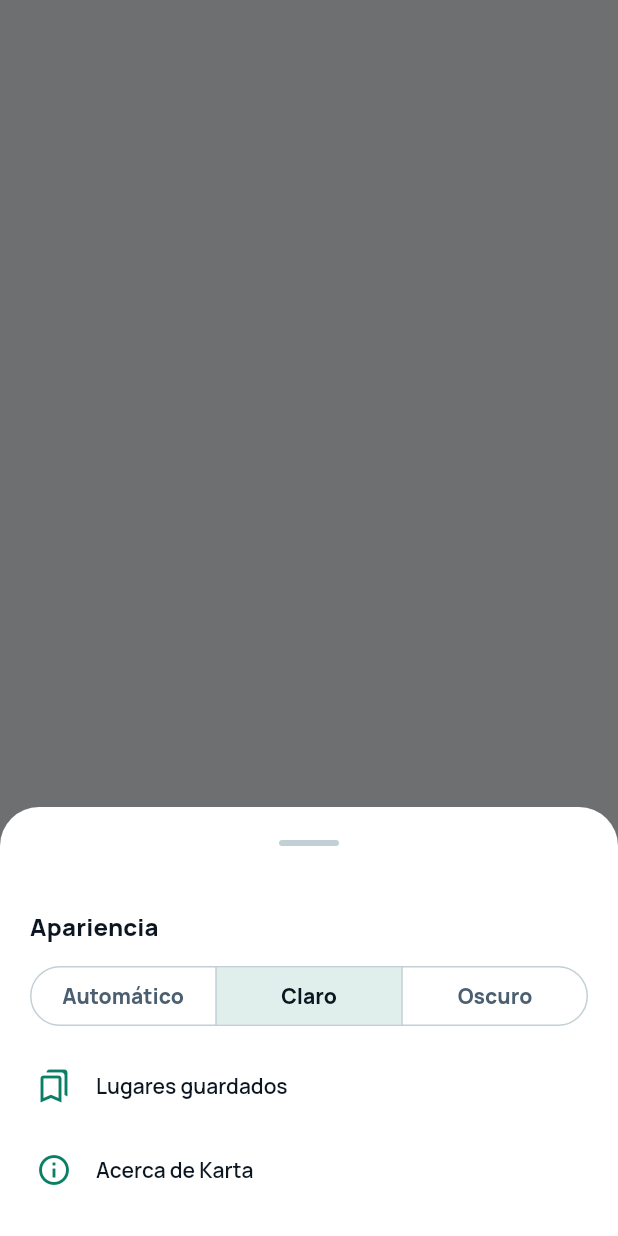
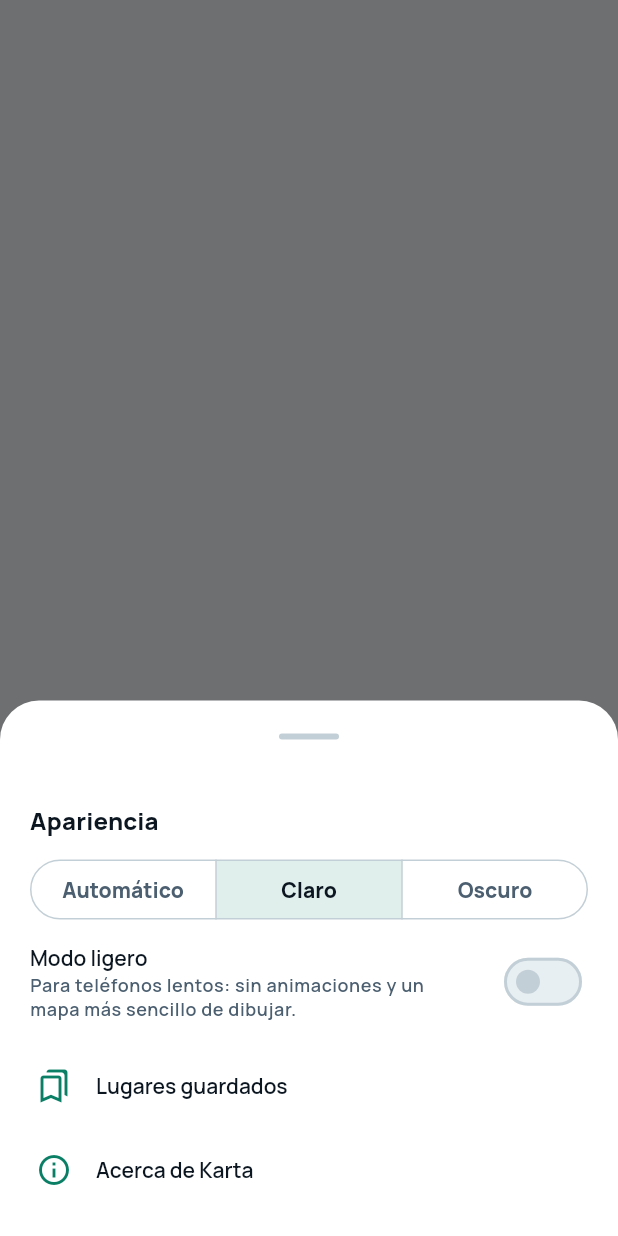
Before and after one commit to cmaestrei-dev/karta, a Flutter app: what showProfileSheet() shows on an empty page, opened directly, after a tap on "Claro", on a phone screen of 412 x 824 dp. Run offline on Flutter 3.47's test engine with Material 3 defaults, Android fonts, the phone set to English and light mode, and no system bars; our stand-ins replace equatable, flutter_bloc, flutter_local_notifications, flutter_map, flutter_secure_storage, flutter_svg and 3 more; missing offline and left inert: flutter_map_vector_tiles; accounts and stored records are empty; network calls fail.

Commit message:
feat: «Modo ligero» for slow phones, offered once if the map stutters (D13)
Perfil › Apariencia gets a «Modo ligero» switch, saved on the phone. With it the app behaves as if the system asked
to remove animations (decorative motion and the location pulse stop), and the vector map draws street names into
each tile once instead of every frame (the map never rotates, so it doesn't show), with fewer decoding isolates
and no fades.

In release builds the home screen watches the first 240 drawn frames; if a quarter take over 33 ms it offers the
mode once, with an «Activar» action. Tests cover the decision, persistence and the app-wide switch.

Co-Authored-By: Claude Opus 5.5 <noreply@anthropic.com>

```diff
--- a/frontend/lib/core/design/apariencia.dart
+++ b/frontend/lib/core/design/apariencia.dart
@@ -20,3 +20,33 @@ class AparienciaCubit extends Cubit<ThemeMode> {
     await (await SharedPreferences.getInstance()).setString(_clave, modo.name);
   }
 }
+
+/// Modo ligero (D13), para teléfonos lentos: la app sin animaciones decorativas y un mapa que pinta los nombres de
+/// las calles una sola vez por tesela, no en cada cuadro. Se guarda en el teléfono.
+class ModoLigeroCubit extends Cubit<bool> {
+  static const _clave = 'karta_modo_ligero';
+
+  ModoLigeroCubit() : super(false);
+
+  Future<void> cargar() async {
+    final guardado = (await SharedPreferences.getInstance()).getBool(_clave);
+    if (guardado != null && !isClosed) emit(guardado);
+  }
+
+  Future<void> elegir(bool activo) async {
+    emit(activo);
+    await (await SharedPreferences.getInstance()).setBool(_clave, activo);
+  }
+}
+
+/// Si el modo ligero está activo, para lo que no lee el bloc (el mapa base). Lo pone la app sobre todo lo demás.
+class ModoLigero extends InheritedWidget {
+  final bool activo;
+
+  const ModoLigero({super.key, required this.activo, required super.child});
+
+  static bool de(BuildContext context) => context.dependOnInheritedWidgetOfExactType<ModoLigero>()?.activo ?? false;
+
+  @override
+  bool updateShouldNotify(ModoLigero antes) => antes.activo != activo;
+}
--- a/frontend/lib/core/map/capa_bahia.dart
+++ b/frontend/lib/core/map/capa_bahia.dart
@@ -1,5 +1,7 @@
 import 'package:flutter/material.dart';
 import 'package:flutter_map_vector_tiles/flutter_map_vector_tiles.dart' as vt;
+
+import '../design/apariencia.dart';
 
 /// Fondo de la tierra mientras cargan las teselas, igual al del estilo para que no destelle.
 const fondoDelMapaOscuro = Color(0xFF1E2C39);
@@ -48,12 +50,19 @@ class _CapaBahiaState extends State<CapaBahia> {
   Widget build(BuildContext context) {
     final estilo = _estilo;
     if (estilo == null) return const SizedBox.shrink();
+    final ligero = ModoLigero.de(context);
     return vt.VectorTileLayer(
-      key: ValueKey(_brillo),
+      key: ValueKey((_brillo, ligero)),
       theme: estilo.theme,
       tileProviders: estilo.providers,
       rasterSources: estilo.rasterSources,
       sprites: estilo.sprites,
+      // Modo ligero (D13): los nombres van dentro de cada tesela y no se redibujan en cada cuadro (el mapa no rota,
+      // así que no se nota), con menos hilos decodificando y sin fundidos.
+      labelMode: ligero ? vt.LabelMode.tile : vt.LabelMode.screen,
+      concurrency: ligero ? 2 : 3,
+      tileFadeDuration: ligero ? Duration.zero : const Duration(milliseconds: 150),
+      labelFadeDuration: ligero ? Duration.zero : const Duration(milliseconds: 150),
     );
   }
 }
--- a/frontend/lib/features/home/presentation/widgets/profile_sheet.dart
+++ b/frontend/lib/features/home/presentation/widgets/profile_sheet.dart
@@ -16,13 +16,18 @@ import 'avatar_de_viajero.dart';
 void showProfileSheet(BuildContext context) {
   final auth = context.read<AuthBloc>()..add(ProfileRefreshRequested());
   final apariencia = context.read<AparienciaCubit>();
+  final ligero = context.read<ModoLigeroCubit>();
 
   showModalBottomSheet(
     context: context,
     isScrollControlled: true,
     useSafeArea: true,
     builder: (hoja) => MultiBlocProvider(
-      providers: [BlocProvider.value(value: auth), BlocProvider.value(value: apariencia)],
+      providers: [
+        BlocProvider.value(value: auth),
+        BlocProvider.value(value: apariencia),
+        BlocProvider.value(value: ligero),
+      ],
       child: SafeArea(
         child: SingleChildScrollView(
           padding: const EdgeInsets.fromLTRB(8, 0, 8, 16),
@@ -722,6 +727,19 @@ class _Apariencia extends StatelessWidget {
               onSelectionChanged: (elegido) => context.read<AparienciaCubit>().elegir(elegido.first),
             ),
           ),
+          const SizedBox(height: 4),
+          BlocBuilder<ModoLigeroCubit, bool>(
+            builder: (context, ligero) => SwitchListTile(
+              contentPadding: EdgeInsets.zero,
+              value: ligero,
+              onChanged: context.read<ModoLigeroCubit>().elegir,
+              title: const Text('Modo ligero'),
+              subtitle: Text(
+                'Para teléfonos lentos: sin animaciones y un mapa más sencillo de dibujar.',
+                style: texto.bodySmall?.copyWith(color: Bahia.de(context).textoSuave),
+              ),
+            ),
+          ),
         ],
       ),
     );
--- a/frontend/lib/main.dart
+++ b/frontend/lib/main.dart
@@ -50,6 +50,7 @@ class KartaApp extends StatelessWidget {
       child: MultiBlocProvider(
         providers: [
           BlocProvider(create: (_) => AparienciaCubit()..cargar()),
+          BlocProvider(create: (_) => ModoLigeroCubit()..cargar()),
           BlocProvider(
             create: (context) => AuthBloc(repository: context.read<AuthRepository>())
               ..add(AuthStarted())
@@ -68,7 +69,8 @@ class KartaApp extends StatelessWidget {
           ),
         ],
         child: BlocBuilder<AparienciaCubit, ThemeMode>(
-          builder: (context, apariencia) => MaterialApp(
+          builder: (context, apariencia) => BlocBuilder<ModoLigeroCubit, bool>(
+            builder: (context, ligero) => MaterialApp(
               title: 'Karta',
               debugShowCheckedModeBanner: false,
               theme: TemaBahia.claro,
@@ -79,7 +81,15 @@ class KartaApp extends StatelessWidget {
               locale: const Locale('es', 'CO'),
               supportedLocales: const [Locale('es', 'CO'), Locale('es')],
               localizationsDelegates: GlobalMaterialLocalizations.delegates,
+              // Con el modo ligero, la app se porta como si el sistema pidiera quitar las animaciones.
+              builder: (context, child) => ModoLigero(
+                activo: ligero,
+                child: ligero
+                    ? MediaQuery(data: MediaQuery.of(context).copyWith(disableAnimations: true), child: child!)
+                    : child!,
+              ),
               home: const _AuthGate(),
+            ),
           ),
         ),
       ),
```
Also changed, not shown: frontend/lib/core/design/vigia_de_fotogramas.dart (added, +54 -0 lines), frontend/lib/features/home/presentation/screens/home_screen.dart (+17 -0 lines), 1 other file. Lines whose indentation alone changed are shown as unchanged.
